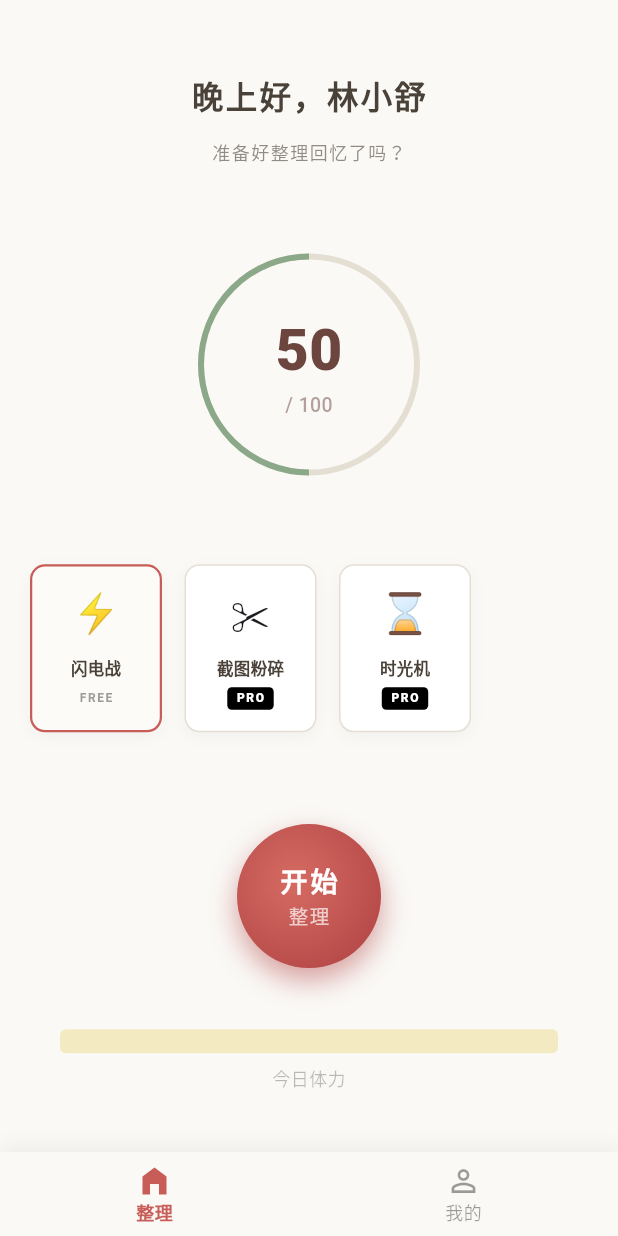
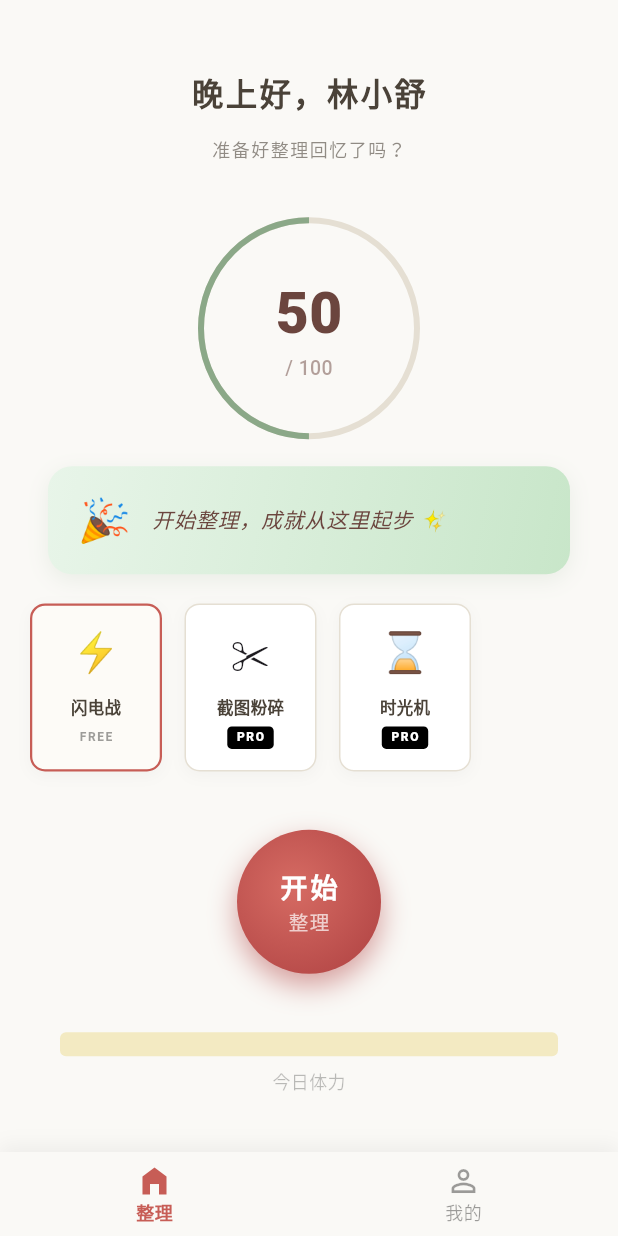
Before and after one commit to 1103753960wjm-creator/CozyClean, a Flutter app: the screen it shows after launch, on a phone screen of 412 x 824 dp. Run offline on Flutter 3.47's test engine with Material 3 defaults, Android fonts, the phone set to English and light mode, and no system bars; our stand-ins replace appinio_swiper, confetti, dio, drift, flutter_riverpod, flutter_secure_storage; missing offline and left inert: photo_manager; accounts and stored records are empty; generated files the repository leaves out were written again.

Commit message:
✨ feat: 结算成就大盘全链路闭环 & 引入业务工具层 (v0.2.6)
- 增加 FormatUtils，支持 B/KB/MB/GB 自适应可视化体积显示
- UserStatsController 支持在 Drift 事务中记录清理总量并累加存档
- DashboardPage 接入最新成果展示渐变面板并支持跃动数字动画
- SummaryPage 成功清理照片后同步扣发底层成就记录
- 追加 CHANGELOG.md (v0.2.6) 日志节点

```diff
--- a/app_flutter/lib/presentation/pages/dashboard_page.dart
+++ b/app_flutter/lib/presentation/pages/dashboard_page.dart
@@ -2,6 +2,7 @@ import 'package:flutter/material.dart';
 import 'package:flutter_riverpod/flutter_riverpod.dart';
 import 'blitz_page.dart';
 import '../controllers/user_stats_controller.dart';
+import '../../core/utils/format_utils.dart';
 
 class DashboardPage extends ConsumerWidget {
   const DashboardPage({super.key});
@@ -26,11 +27,13 @@ class DashboardPage extends ConsumerWidget {
                     children: [
                       const Spacer(flex: 2),
                       _buildHeader(ref),
-                      const Spacer(flex: 3),
+                      const Spacer(flex: 2),
                       _buildDataRing(ref),
-                      const Spacer(flex: 3),
+                      const SizedBox(height: 20),
+                      _buildAchievementBanner(ref),
+                      const Spacer(flex: 1),
                       _buildModeSelector(context),
-                      const Spacer(flex: 3),
+                      const Spacer(flex: 2),
                       _buildStartButton(context),
                       const Spacer(flex: 2),
                       _buildEnergyBar(),
@@ -387,6 +390,82 @@ class DashboardPage extends ConsumerWidget {
     );
   }
 
+  /// 成就看板模块 — 展示累计清理空间
+  ///
+  /// 设计原则：
+  ///   - 有数据时：显示 “累计为手机释放了 x.x GB 空间”，给用户成就感
+  ///   - 零值/加载中：显示引导文案，鼓励用户开始整理
+  Widget _buildAchievementBanner(WidgetRef ref) {
+    final userStatsAsync = ref.watch(userStatsStreamProvider);
+    final totalBytes = userStatsAsync.value?.totalSavedBytes ?? 0;
+
+    return Padding(
+      padding: const EdgeInsets.symmetric(horizontal: 32),
+      child: Container(
+        padding: const EdgeInsets.symmetric(horizontal: 20, vertical: 16),
+        decoration: BoxDecoration(
+          gradient: const LinearGradient(
+            colors: [
+              Color(0xFFE8F5E9), // 浅绿起始
+              Color(0xFFC8E6C9), // 深绿结尾
+            ],
+            begin: Alignment.topLeft,
+            end: Alignment.bottomRight,
+          ),
+          borderRadius: BorderRadius.circular(16),
+          boxShadow: [
+            BoxShadow(
+              color: const Color(0xFF8BA888).withOpacity(0.15),
+              blurRadius: 12,
+              offset: const Offset(0, 4),
+            ),
+          ],
+        ),
+        child: Row(
+          children: [
+            // 左侧 Emoji 图标
+            const Text('🎉', style: TextStyle(fontSize: 28)),
+            const SizedBox(width: 14),
+            // 右侧文案
+            Expanded(
+              child: totalBytes > 0
+                  ? RichText(
+                      text: TextSpan(
+                        style: const TextStyle(
+                          fontSize: 14,
+                          color: Color(0xFF4A4238),
+                          height: 1.4,
+                        ),
+                        children: [
+                          const TextSpan(text: '累计为手机释放了 '),
+                          TextSpan(
+                            text: FormatUtils.formatBytes(totalBytes),
+                            style: const TextStyle(
+                              fontSize: 18,
+                              fontWeight: FontWeight.w900,
+                              color: Color(0xFF6B453E), // 绛棕色加粗数字
+                            ),
+                          ),
+                          const TextSpan(text: ' 空间'),
+                        ],
+                      ),
+                    )
+                  : const Text(
+                      '开始整理，成就从这里起步 ✨',
+                      style: TextStyle(
+                        fontSize: 14,
+                        color: Color(0xFF6B453E),
+                        fontStyle: FontStyle.italic,
+                        letterSpacing: 0.5,
+                      ),
+                    ),
+            ),
+          ],
+        ),
+      ),
+    );
+  }
+
   /// 底部黄色条纹斜率进度条
   Widget _buildEnergyBar() {
     return Padding(
```
Also changed, not shown: app_flutter/lib/core/utils/format_utils.dart (added, +40 -0 lines), app_flutter/lib/presentation/controllers/user_stats_controller.dart (+57 -0 lines), app_flutter/lib/presentation/pages/summary_page.dart (+15 -3 lines), 1 other file.
